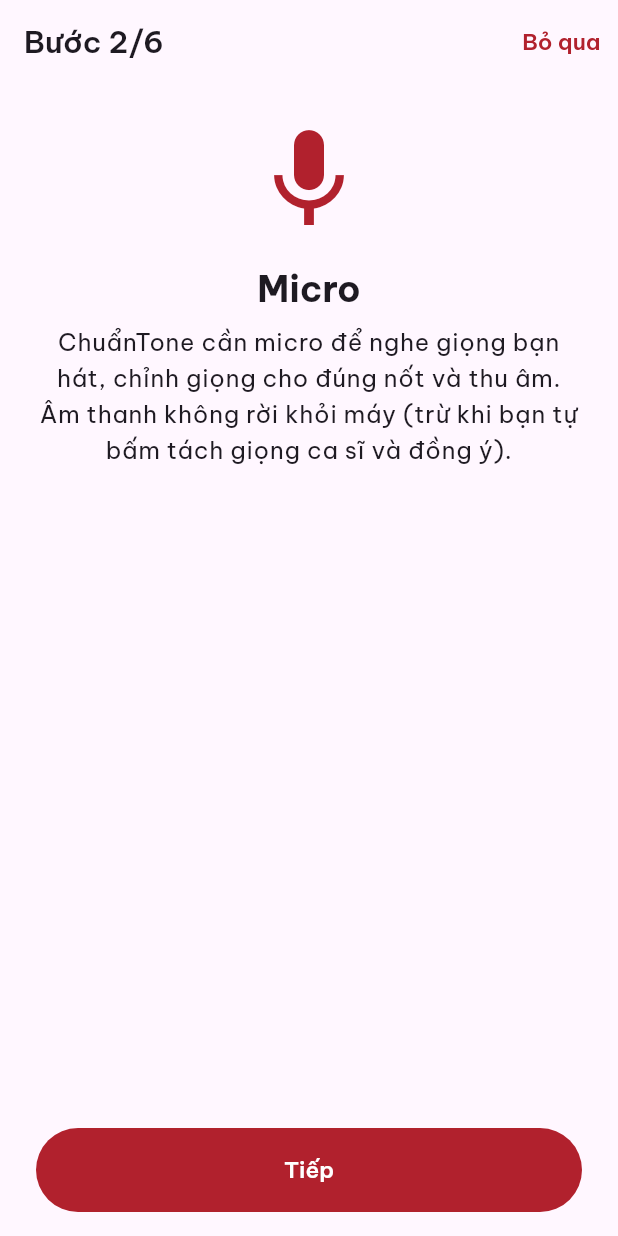
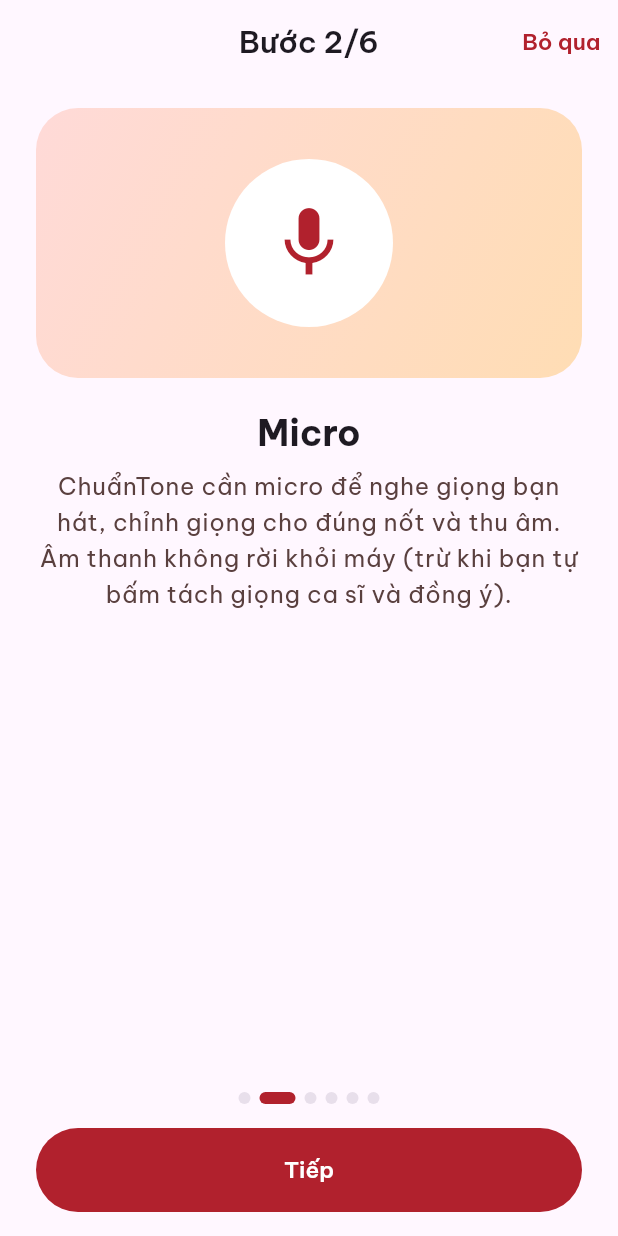
Before and after one commit to hoangphuc0611/chuan-tone, a Flutter app: the OnboardingPage screen opened directly with empty values, after a tap on "Bắt đầu", on a phone screen of 412 x 824 dp. Run offline on Flutter 3.47's test engine with Material 3 defaults, Android fonts, the phone set to English and light mode, and no system bars; our stand-ins replace device_info_plus, file_picker, sqflite; missing offline and left inert: dart:ffi; accounts and stored records are empty.

Commit message:
Giao diện mới U3: Hướng dẫn lần đầu và Phân tích bài.
- Hướng dẫn: thẻ lớn ở bước Chào, ô minh hoạ đầu mỗi bước (icon + dải màu trong code, không dùng ảnh
  AI), thẻ trạng thái tai nghe / micro bị tắt, dấu chấm bước. Giữ nguyên câu chữ.
- Phân tích bài: các bước dạng thẻ, thẻ kết quả nền đỏ, nút "Hát" cố định ở đáy màn.
- Thêm StatusCard, StepDots; HeroCard nhận dải màu riêng (redGradient cho thẻ nhiều chữ).
- Màu đúng / cảnh báo lấy từ bảng màu để đọc được ở cả hai giao diện.

Co-Authored-By: Claude Opus 5.5 <noreply@anthropic.com>

```diff
--- a/app/lib/pages/onboarding_page.dart
+++ b/app/lib/pages/onboarding_page.dart
@@ -10,6 +10,8 @@ import '../data/latency_history.dart';
 import '../data/test_log.dart';
 import '../engine/audio_service.dart';
 import '../engine/latency_measure.dart';
+import '../theme.dart';
+import '../widgets/app_ui.dart';
 import '../widgets/input_level_meter.dart';
 
 /// Người dùng chọn gì ở bước cuối của hướng dẫn.
@@ -198,6 +200,7 @@ class _OnboardingPageState extends State<OnboardingPage> {
     return Scaffold(
       appBar: AppBar(
         automaticallyImplyLeading: false,
+        centerTitle: true,
         title: Text('Bước ${_step.index + 1}/${_Step.values.length}'),
         actions: [
           if (_step != _Step.done)
@@ -239,6 +242,8 @@ class _OnboardingPageState extends State<OnboardingPage> {
           mainAxisSize: MainAxisSize.min,
           crossAxisAlignment: CrossAxisAlignment.stretch,
           children: [
+            StepDots(count: _Step.values.length, current: _step.index),
+            const SizedBox(height: 8),
             for (final w in all)
               if (w is _Action) w,
           ],
@@ -247,14 +252,31 @@ class _OnboardingPageState extends State<OnboardingPage> {
     ],
   );
 
-  Widget _icon(BuildContext context, IconData icon, {Color? color}) => Padding(
-    padding: const EdgeInsets.symmetric(vertical: 16),
-    child: Icon(
+  /// Ô minh hoạ đầu mỗi bước: nền ấm, icon lớn trong vòng tròn.
+  Widget _icon(BuildContext context, IconData icon, {Color? color}) {
+    final cs = Theme.of(context).colorScheme;
+    return Padding(
+      padding: const EdgeInsets.only(top: 8, bottom: 20),
+      child: Container(
+        height: 180,
+        alignment: Alignment.center,
+        decoration: BoxDecoration(
+          gradient: LinearGradient(
+            begin: Alignment.topLeft,
+            end: Alignment.bottomRight,
+            colors: [cs.primaryContainer, cs.secondaryContainer],
+          ),
+          borderRadius: BorderRadius.circular(cardRadius + 4),
+        ),
+        child: IconBadge(
           icon,
-      size: 80,
-      color: color ?? Theme.of(context).colorScheme.primary,
+          size: 112,
+          background: cs.surfaceContainerLowest,
+          foreground: color ?? cs.primary,
+        ),
       ),
     );
+  }
 
   Widget _title(BuildContext context, String text) => Text(
     text,
@@ -268,7 +290,8 @@ class _OnboardingPageState extends State<OnboardingPage> {
     child: Text(
       text,
       textAlign: TextAlign.center,
-      style: Theme.of(context).textTheme.bodyLarge,
+      style: Theme.of(context).textTheme.bodyLarge
+          ?.copyWith(color: Theme.of(context).colorScheme.onSurfaceVariant),
     ),
   );
 
@@ -290,33 +313,50 @@ class _OnboardingPageState extends State<OnboardingPage> {
   List<Widget> _welcome(BuildContext context) {
     final theme = Theme.of(context);
     Widget point(IconData icon, String text) => Padding(
-      padding: const EdgeInsets.symmetric(vertical: 8),
+      padding: const EdgeInsets.only(top: 8),
+      child: Card(
+        child: Padding(
+          padding: const EdgeInsets.all(12),
           child: Row(
             children: [
-          Icon(icon, color: theme.colorScheme.primary, size: 32),
-          const SizedBox(width: 16),
+              IconBadge(icon, size: 44),
+              const SizedBox(width: 12),
               Expanded(child: Text(text, style: theme.textTheme.titleMedium)),
             ],
           ),
+        ),
+      ),
     );
     return [
-      const SizedBox(height: 24),
+      const SizedBox(height: 8),
+      HeroCard(
+        child: Column(
+          crossAxisAlignment: CrossAxisAlignment.start,
+          children: [
+            const IconBadge(
+              Icons.mic_rounded,
+              size: 56,
+              background: Colors.white,
+              foreground: brandColor,
+            ),
+            const SizedBox(height: 16),
             Text(
               'ChuẩnTone',
-        textAlign: TextAlign.center,
               style: theme.textTheme.displaySmall?.copyWith(
-          fontWeight: FontWeight.bold,
+                color: Colors.white,
               ),
             ),
             Text(
               'Bấm bài là hát',
-        textAlign: TextAlign.center,
-        style: theme.textTheme.titleLarge,
+              style: theme.textTheme.titleLarge?.copyWith(color: Colors.white),
             ),
-      const SizedBox(height: 32),
-      point(Icons.music_note, 'Tự dò tone của bài hát'),
-      point(Icons.auto_fix_high, 'Tự chỉnh giọng cho đúng nốt'),
-      point(Icons.graphic_eq, 'Tự chọn hiệu ứng theo thể loại'),
+          ],
+        ),
+      ),
+      const SizedBox(height: 8),
+      point(Icons.music_note_rounded, 'Tự dò tone của bài hát'),
+      point(Icons.auto_fix_high_rounded, 'Tự chỉnh giọng cho đúng nốt'),
+      point(Icons.graphic_eq_rounded, 'Tự chọn hiệu ứng theo thể loại'),
       _primary('Bắt đầu', () => _go(_Step.mic)),
       _body(context, 'Mất khoảng 1 phút: cho phép micro, đo máy, thử giọng.'),
     ];
@@ -340,12 +380,13 @@ class _OnboardingPageState extends State<OnboardingPage> {
       if (mic == MicStatus.denied) ...[
         Padding(
           padding: const EdgeInsets.only(top: 16),
-          child: Text(
+          child: StatusCard(
+            icon: Icons.error_rounded,
+            background: theme.colorScheme.errorContainer,
+            foreground: theme.colorScheme.onErrorContainer,
+            child: const Text(
               'Micro đang bị tắt cho ChuẩnTone. Vào Cài đặt của máy → ChuẩnTone → bật Micro.',
-            key: const ValueKey('onboarding-mic-denied'),
-            textAlign: TextAlign.center,
-            style: theme.textTheme.titleMedium?.copyWith(
-              color: theme.colorScheme.error,
+              key: ValueKey('onboarding-mic-denied'),
             ),
           ),
         ),
@@ -407,8 +448,8 @@ class _OnboardingPageState extends State<OnboardingPage> {
         context,
         v.level == LatencyLevel.smooth ? Icons.check_circle : Icons.info,
         color: v.level == LatencyLevel.smooth
-            ? Colors.green.shade600
-            : Colors.orange.shade800,
+            ? Theme.of(context).colorScheme.tertiary
+            : Theme.of(context).colorScheme.secondary,
       ),
       _title(context, v.title),
       _body(context, v.advice),
@@ -417,22 +458,25 @@ class _OnboardingPageState extends State<OnboardingPage> {
   }
 
   List<Widget> _headphones(BuildContext context) {
-    final theme = Theme.of(context);
-    final (IconData icon, String text, Color color) = switch (_route) {
+    final cs = Theme.of(context).colorScheme;
+    final (IconData icon, String text, Color bg, Color fg) = switch (_route) {
       AudioRoute.wired || AudioRoute.usb => (
         Icons.headphones,
         'Đã cắm tai nghe có dây: bạn sẽ nghe lại giọng mình khi hát.',
-        Colors.green.shade700,
+        cs.tertiaryContainer,
+        cs.onTertiaryContainer,
       ),
       AudioRoute.bluetooth => (
         Icons.bluetooth_audio,
         'Tai nghe Bluetooth: chỉ nghe được nhạc, không nghe lại được giọng vì bị trễ.',
-        Colors.orange.shade800,
+        cs.secondaryContainer,
+        cs.onSecondaryContainer,
       ),
       _ => (
         Icons.volume_up,
         'Đang dùng loa ngoài: vẫn hát được nhưng không nghe lại giọng.',
-        theme.colorScheme.onSurfaceVariant,
+        cs.surfaceContainerHigh,
+        cs.onSurfaceVariant,
       ),
     };
     return [
@@ -445,18 +489,11 @@ class _OnboardingPageState extends State<OnboardingPage> {
       ),
       Padding(
         padding: const EdgeInsets.only(top: 20),
-        child: Row(
-          children: [
-            Icon(icon, color: color, size: 32),
-            const SizedBox(width: 12),
-            Expanded(
-              child: Text(
-                text,
-                key: const ValueKey('onboarding-route'),
-                style: theme.textTheme.titleMedium?.copyWith(color: color),
-              ),
-            ),
-          ],
+        child: StatusCard(
+          icon: icon,
+          background: bg,
+          foreground: fg,
+          child: Text(text, key: const ValueKey('onboarding-route')),
         ),
       ),
       _primary('Tiếp', () => _go(_Step.voice)),
@@ -527,7 +564,11 @@ class _OnboardingPageState extends State<OnboardingPage> {
   }
 
   List<Widget> _done(BuildContext context) => [
-    _icon(context, Icons.check_circle, color: Colors.green.shade600),
+    _icon(
+      context,
+      Icons.celebration_rounded,
+      color: Theme.of(context).colorScheme.primary,
+    ),
     _title(context, 'Xong! Hát thôi'),
     _body(
       context,
--- a/app/lib/theme.dart
+++ b/app/lib/theme.dart
@@ -17,6 +17,11 @@ const warnOrange = Color(0xFFB85C00);
 const heroGradient = LinearGradient(
   colors: [Color(0xFFB1212D), Color(0xFFD43C42), Color(0xFFFFB548)],
   stops: [0, 0.55, 1],
+);
+
+/// Dải đỏ cho thẻ nhiều chữ (chữ trắng đọc rõ trên cả thẻ).
+const redGradient = LinearGradient(
+  colors: [Color(0xFFB1212D), Color(0xFFC62F3A)],
 );
 
 /// Nền sân khấu của Màn hát: tím đêm, sáng nhẹ từ trên xuống.
--- a/app/lib/widgets/app_ui.dart
+++ b/app/lib/widgets/app_ui.dart
@@ -6,17 +6,23 @@ import '../theme.dart';
 
 /// Thẻ lớn dải màu "ánh đèn sân khấu": việc chính của màn. Chữ trắng đặt ở phần đỏ (bên trái).
 class HeroCard extends StatelessWidget {
-  const HeroCard({super.key, required this.child, this.onTap});
+  const HeroCard({
+    super.key,
+    required this.child,
+    this.onTap,
+    this.gradient = heroGradient,
+  });
 
   final Widget child;
   final VoidCallback? onTap;
+  final Gradient gradient;
 
   @override
   Widget build(BuildContext context) {
     final radius = BorderRadius.circular(cardRadius + 4);
     return DecoratedBox(
       decoration: BoxDecoration(
-        gradient: heroGradient,
+        gradient: gradient,
         borderRadius: radius,
         boxShadow: const [
           BoxShadow(
@@ -151,6 +157,74 @@ class AppChoiceChip extends StatelessWidget {
   }
 }
 
+/// Thẻ báo trạng thái có màu nền: icon + một câu (đúng / cảnh báo / lỗi).
+class StatusCard extends StatelessWidget {
+  const StatusCard({
+    super.key,
+    required this.icon,
+    required this.child,
+    required this.background,
+    required this.foreground,
+  });
+
+  final IconData icon;
+  final Widget child;
+  final Color background;
+  final Color foreground;
+
+  @override
+  Widget build(BuildContext context) {
+    final theme = Theme.of(context);
+    return Card(
+      color: background,
+      elevation: 0,
+      child: Padding(
+        padding: const EdgeInsets.all(16),
+        child: Row(
+          children: [
+            Icon(icon, color: foreground, size: 28),
+            const SizedBox(width: 12),
+            Expanded(
+              child: DefaultTextStyle(
+                style: theme.textTheme.titleSmall!.copyWith(color: foreground),
+                child: child,
+              ),
+            ),
+          ],
+        ),
+      ),
+    );
+  }
+}
+
+/// Dấu chấm các bước, bước hiện tại dài hơn.
+class StepDots extends StatelessWidget {
+  const StepDots({super.key, required this.count, required this.current});
+
+  final int count;
+  final int current;
+
+  @override
+  Widget build(BuildContext context) {
+    final cs = Theme.of(context).colorScheme;
+    return Row(
+      mainAxisAlignment: MainAxisAlignment.center,
+      children: [
+        for (var i = 0; i < count; i++)
+          Container(
+            width: i == current ? 24 : 8,
+            height: 8,
+            margin: const EdgeInsets.symmetric(horizontal: 3),
+            decoration: BoxDecoration(
+              color: i == current ? cs.primary : cs.surfaceContainerHighest,
+              borderRadius: BorderRadius.circular(4),
+            ),
+          ),
+      ],
+    );
+  }
+}
+
 /// Trạng thái trống: icon, tiêu đề, một câu hướng dẫn.
 class EmptyState extends StatelessWidget {
   const EmptyState({
--- a/app/lib/widgets/input_level_meter.dart
+++ b/app/lib/widgets/input_level_meter.dart
@@ -16,8 +16,8 @@ class InputLevelMeter extends StatelessWidget {
     final color = peakDb > -3
         ? theme.colorScheme.error
         : peakDb > -12
-        ? Colors.orange.shade700
-        : Colors.green.shade600;
+        ? theme.colorScheme.secondary
+        : theme.colorScheme.tertiary;
     return Semantics(
       label: 'Mức micro',
       value: '${peakDb.round()} dB',
```
Also changed, not shown: app/lib/pages/analysis_page.dart (+25 -13 lines), app/lib/widgets/analysis_widgets.dart (+31 -15 lines), 1 other file. Lines whose indentation alone changed are shown as unchanged.
